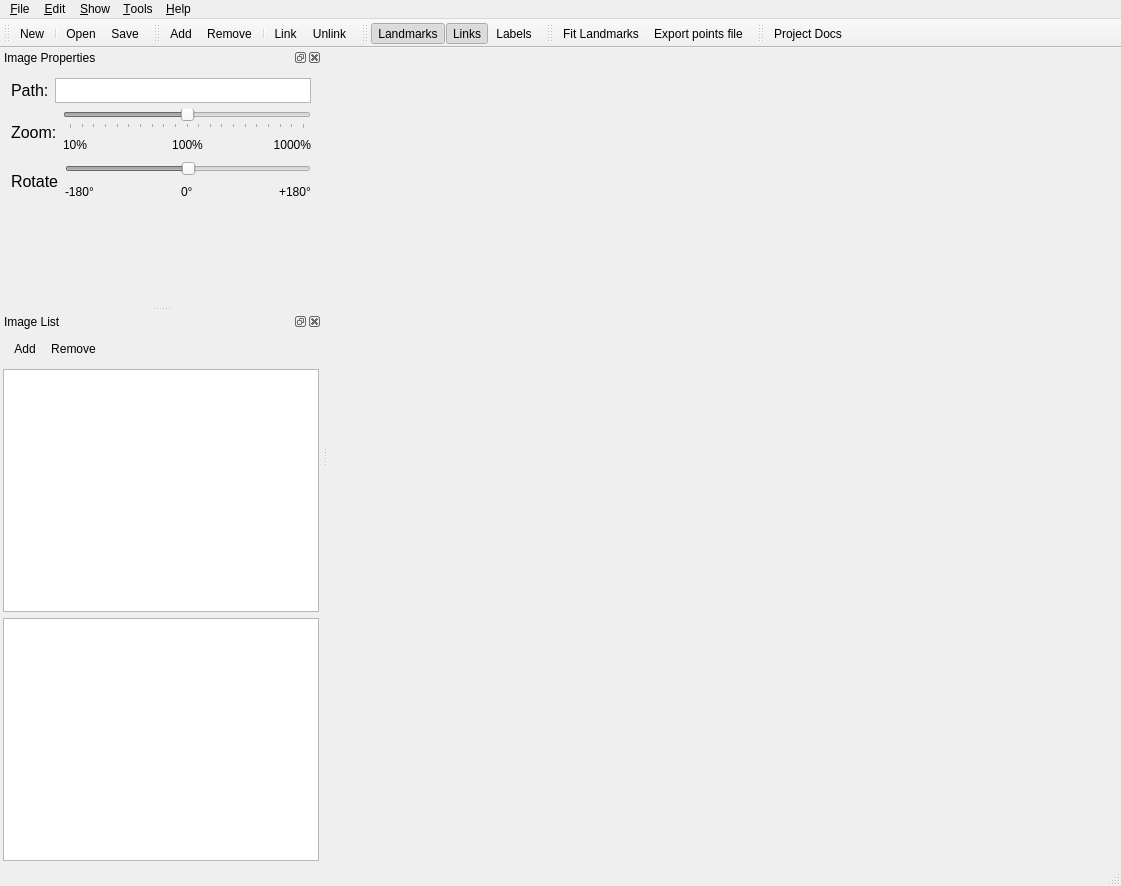
This is src/mainwindow.ui in morzh/Facial-Landmarks-Annotation-Tool as Qt 5 draws it before an edit. The edited form follows.
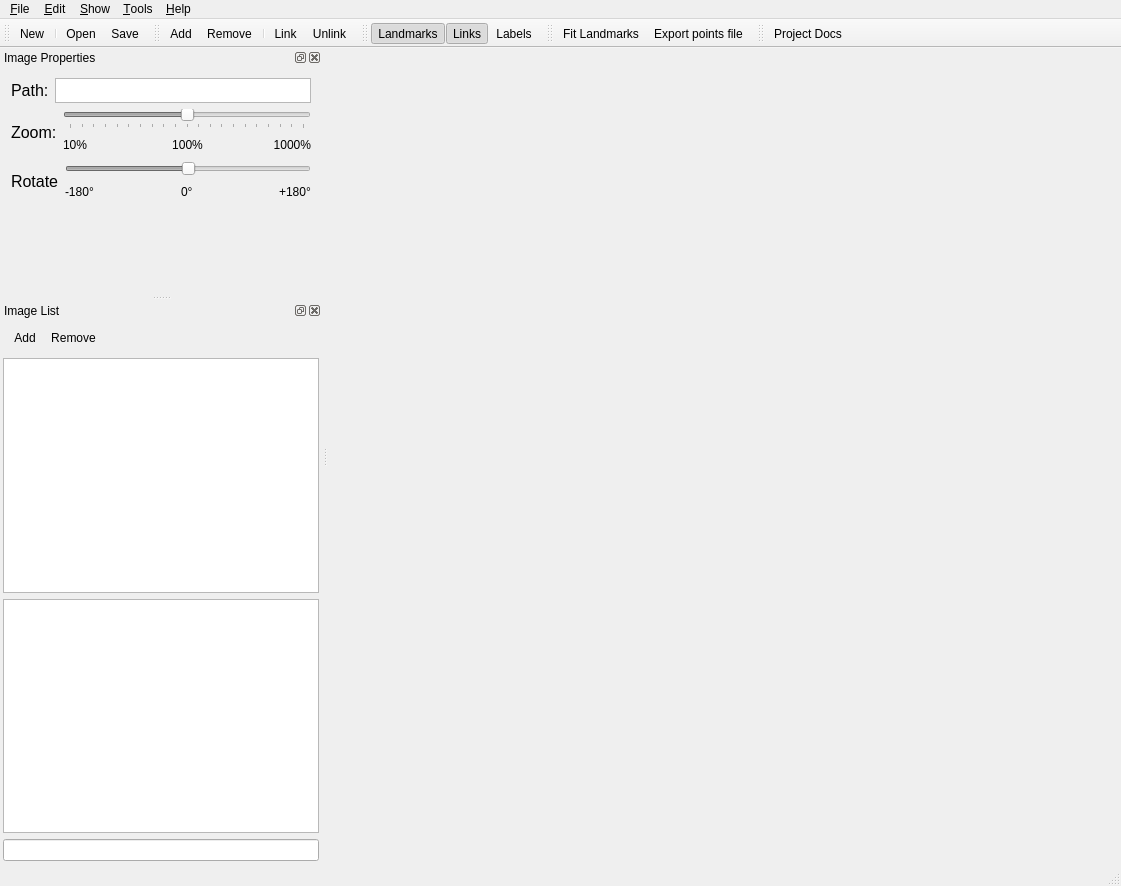
This is the edited form. Icons and pictures are not drawn.

Commit message: added search by image name

What changed in the file:
```diff
--- a/src/mainwindow.ui
+++ b/src/mainwindow.ui
@@ -613,7 +613,7 @@
      <property name="verticalSpacing">
       <number>6</number>
      </property>
-     <item row="0" column="0">
+     <item row="1" column="0">
       <widget class="QToolBar" name="imagesToolbar">
        <property name="windowTitle">
         <string/>
@@ -631,7 +631,7 @@
        <addaction name="actionRemoveImage"/>
       </widget>
      </item>
-     <item row="1" column="0">
+     <item row="2" column="0">
       <widget class="QListView" name="listImages">
        <property name="editTriggers">
         <set>QAbstractItemView::NoEditTriggers</set>
@@ -650,7 +650,7 @@
        </property>
       </widget>
      </item>
-     <item row="2" column="0">
+     <item row="3" column="0">
       <widget class="QTreeView" name="treeImages">
        <property name="editTriggers">
         <set>QAbstractItemView::AllEditTriggers</set>
@@ -663,6 +663,16 @@
        </attribute>
       </widget>
      </item>
+     <item row="4" column="0">
+      <widget class="QLineEdit" name="SearchBox">
+       <property name="frame">
+        <bool>true</bool>
+       </property>
+       <property name="clearButtonEnabled">
+        <bool>true</bool>
+       </property>
+      </widget>
+     </item>
     </layout>
    </widget>
   </widget>
```
The commit also changes 8 other files.
